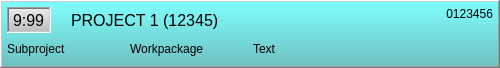
Above: strips/timeassignmentstrip.ui from qohelet/QtZeiterfassung before the change. Below: the same form after it.
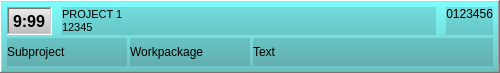
That is the form after the change.

Patch:
```diff
--- a/strips/timeassignmentstrip.ui
+++ b/strips/timeassignmentstrip.ui
@@ -7,11 +7,11 @@
     <x>0</x>
     <y>0</y>
     <width>500</width>
-    <height>68</height>
+    <height>73</height>
    </rect>
   </property>
   <property name="styleSheet">
-   <string notr="true">#timeAssignmentStrip { background-color: qlineargradient( x1:0 y1:0, x2:0 y2:1, stop:0 #7FFFFF, stop:1 #6FBFBF); }</string>
+   <string notr="true">QLabel { color: black; } #timeAssignmentStrip { background-color: qlineargradient( x1:0 y1:0, x2:0 y2:1, stop:0 #7FFFFF, stop:1 #6FBFBF); }</string>
   </property>
   <property name="frameShape">
    <enum>QFrame::WinPanel</enum>
@@ -38,13 +38,15 @@
    <item>
     <layout class="QHBoxLayout" name="horizontalLayout" stretch="0,1,0">
      <property name="spacing">
-      <number>20</number>
+      <number>10</number>
      </property>
      <item>
       <widget class="QLabel" name="labelTime">
        <property name="font">
         <font>
          <pointsize>12</pointsize>
+         <weight>75</weight>
+         <bold>true</bold>
         </font>
        </property>
        <property name="styleSheet">
@@ -65,16 +67,23 @@
       <widget class="QLabel" name="labelProject">
        <property name="font">
         <font>
-         <pointsize>12</pointsize>
+         <pointsize>8</pointsize>
         </font>
        </property>
+       <property name="styleSheet">
+        <string notr="true">background-color: rgba(0,0,0,30);</string>
+       </property>
        <property name="text">
-        <string notr="true">PROJECT 1 (12345)</string>
+        <string notr="true">PROJECT 1
+12345</string>
        </property>
       </widget>
      </item>
      <item>
       <widget class="QLabel" name="labelId">
+       <property name="styleSheet">
+        <string notr="true">background-color: rgba(0,0,0,30);</string>
+       </property>
        <property name="text">
         <string notr="true">0123456</string>
        </property>
@@ -95,6 +104,9 @@
          <height>0</height>
         </size>
        </property>
+       <property name="styleSheet">
+        <string notr="true">background-color: rgba(0,0,0,30);</string>
+       </property>
        <property name="text">
         <string notr="true">Subproject</string>
        </property>
@@ -108,6 +120,9 @@
          <height>0</height>
         </size>
        </property>
+       <property name="styleSheet">
+        <string notr="true">background-color: rgba(0,0,0,30);</string>
+       </property>
        <property name="text">
         <string notr="true">Workpackage</string>
        </property>
@@ -115,6 +130,9 @@
      </item>
      <item>
       <widget class="QLabel" name="labelText">
+       <property name="styleSheet">
+        <string notr="true">background-color: rgba(0,0,0,30);</string>
+       </property>
        <property name="text">
         <string notr="true">Text</string>
        </property>
```
